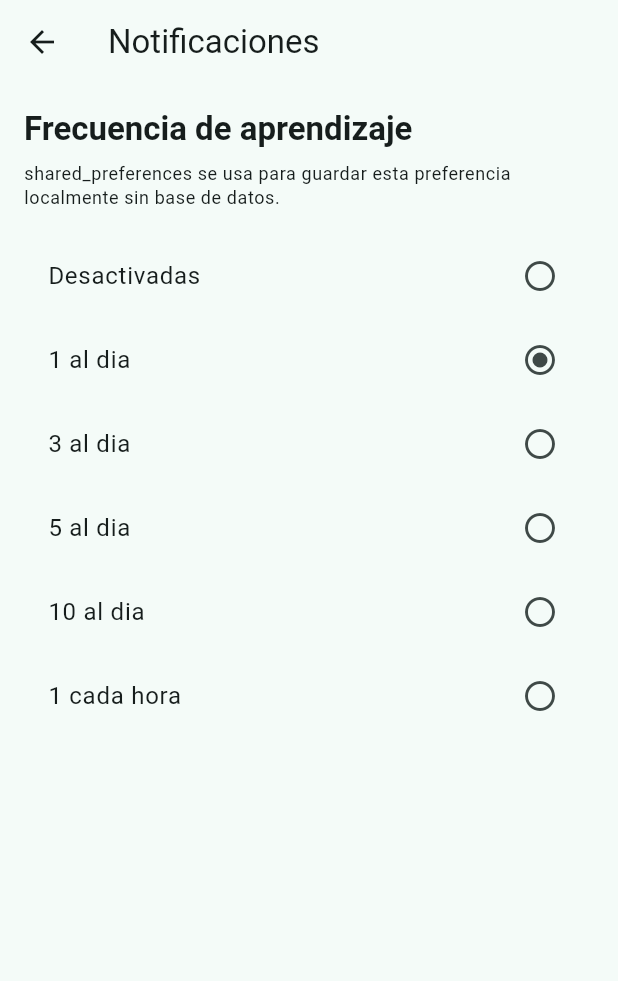
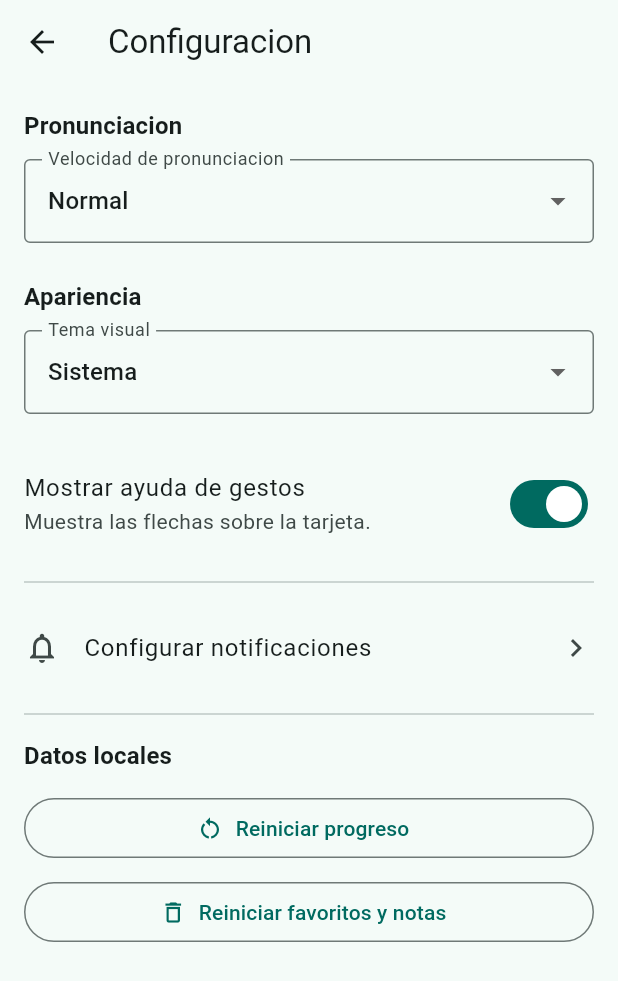
Before and after one commit to jematti/English_daily, a Flutter app: the QuickActionsGrid widget shown alone on an empty page, opened directly, after a tap on "Configuracion", on a phone screen of 412 x 824 dp. Shown: the top 981 px of the screen. Run offline on Flutter 3.47's test engine with Material 3 defaults, Android fonts, the light colour scheme and no system bars; our stand-ins replace flutter_local_notifications, flutter_tts, shared_preferences, timezone; accounts and stored records are empty.

Commit message:
Fase 15: agregar configuracion general

```diff
--- /dev/null
+++ b/lib/domain/models/app_settings_model.dart
@@ -0,0 +1,81 @@
+enum PronunciationSpeed {
+  slow,
+  normal,
+  fast;
+
+  double get speechRate {
+    return switch (this) {
+      PronunciationSpeed.slow => 0.32,
+      PronunciationSpeed.normal => 0.45,
+      PronunciationSpeed.fast => 0.58,
+    };
+  }
+}
+
+enum AppThemePreference { light, dark, system }
+
+class AppSettingsModel {
+  const AppSettingsModel({
+    required this.pronunciationSpeed,
+    required this.themePreference,
+    required this.showSwipeHints,
+  });
+
+  static const AppSettingsModel initial = AppSettingsModel(
+    pronunciationSpeed: PronunciationSpeed.normal,
+    themePreference: AppThemePreference.system,
+    showSwipeHints: true,
+  );
+
+  final PronunciationSpeed pronunciationSpeed;
+  final AppThemePreference themePreference;
+  final bool showSwipeHints;
+
+  AppSettingsModel copyWith({
+    PronunciationSpeed? pronunciationSpeed,
+    AppThemePreference? themePreference,
+    bool? showSwipeHints,
+  }) {
+    return AppSettingsModel(
+      pronunciationSpeed: pronunciationSpeed ?? this.pronunciationSpeed,
+      themePreference: themePreference ?? this.themePreference,
+      showSwipeHints: showSwipeHints ?? this.showSwipeHints,
+    );
+  }
+
+  factory AppSettingsModel.fromJson(Map<String, dynamic> json) {
+    return AppSettingsModel(
+      pronunciationSpeed: PronunciationSpeed.values.firstWhere(
+        (value) => value.name == json['pronunciationSpeed'],
+        orElse: () => PronunciationSpeed.normal,
+      ),
+      themePreference: AppThemePreference.values.firstWhere(
+        (value) => value.name == json['themePreference'],
+        orElse: () => AppThemePreference.system,
+      ),
+      showSwipeHints: json['showSwipeHints'] as bool? ?? true,
+    );
+  }
+
+  Map<String, dynamic> toJson() {
+    return {
+      'pronunciationSpeed': pronunciationSpeed.name,
+      'themePreference': themePreference.name,
+      'showSwipeHints': showSwipeHints,
+    };
+  }
+
+  @override
+  bool operator ==(Object other) {
+    return identical(this, other) ||
+        other is AppSettingsModel &&
+            other.pronunciationSpeed == pronunciationSpeed &&
+            other.themePreference == themePreference &&
+            other.showSwipeHints == showSwipeHints;
+  }
+
+  @override
+  int get hashCode {
+    return Object.hash(pronunciationSpeed, themePreference, showSwipeHints);
+  }
+}
--- a/lib/features/dashboard/widgets/quick_actions_grid.dart
+++ b/lib/features/dashboard/widgets/quick_actions_grid.dart
@@ -1,7 +1,7 @@
 import 'package:english_drops_daily/features/progress/screens/review_screen.dart';
 import 'package:english_drops_daily/features/exercises/screens/exercises_screen.dart';
 import 'package:english_drops_daily/features/favorites/screens/favorites_screen.dart';
-import 'package:english_drops_daily/features/settings/screens/notification_settings_screen.dart';
+import 'package:english_drops_daily/features/settings/screens/app_settings_screen.dart';
 import 'package:flutter/material.dart';
 
 class QuickActionsGrid extends StatelessWidget {
@@ -69,7 +69,7 @@ class QuickActionsGrid extends StatelessWidget {
                     if (action.label == 'Configuracion') {
                       Navigator.of(context).push(
                         MaterialPageRoute<void>(
-                          builder: (_) => const NotificationSettingsScreen(),
+                          builder: (_) => const AppSettingsScreen(),
                         ),
                       );
                       return;
--- /dev/null
+++ b/lib/features/settings/screens/app_settings_screen.dart
@@ -0,0 +1,260 @@
+import 'package:english_drops_daily/domain/models/app_settings_model.dart';
+import 'package:english_drops_daily/features/settings/screens/notification_settings_screen.dart';
+import 'package:english_drops_daily/services/storage/app_settings_storage_service.dart';
+import 'package:english_drops_daily/services/storage/favorites_storage_service.dart';
+import 'package:flutter/material.dart';
+
+class AppSettingsScreen extends StatefulWidget {
+  const AppSettingsScreen({super.key});
+
+  @override
+  State<AppSettingsScreen> createState() => _AppSettingsScreenState();
+}
+
+class _AppSettingsScreenState extends State<AppSettingsScreen> {
+  final AppSettingsStorageService _settingsStorage =
+      const AppSettingsStorageService();
+  final FavoritesStorageService _favoritesStorage =
+      const FavoritesStorageService();
+
+  AppSettingsModel? _settings;
+  bool _isSaving = false;
+
+  @override
+  void initState() {
+    super.initState();
+    _loadSettings();
+  }
+
+  Future<void> _loadSettings() async {
+    final settings = await _settingsStorage.loadSettings();
+    if (!mounted) {
+      return;
+    }
+    setState(() => _settings = settings);
+  }
+
+  @override
+  Widget build(BuildContext context) {
+    final settings = _settings;
+
+    return Scaffold(
+      appBar: AppBar(title: const Text('Configuracion')),
+      body: settings == null
+          ? const Center(child: CircularProgressIndicator())
+          : ListView(
+              padding: const EdgeInsets.all(16),
+              children: [
+                _SettingsSection(
+                  title: 'Pronunciacion',
+                  child: DropdownButtonFormField<PronunciationSpeed>(
+                    initialValue: settings.pronunciationSpeed,
+                    decoration: const InputDecoration(
+                      labelText: 'Velocidad de pronunciacion',
+                      border: OutlineInputBorder(),
+                    ),
+                    items: PronunciationSpeed.values.map((speed) {
+                      return DropdownMenuItem(
+                        value: speed,
+                        child: Text(_speedLabel(speed)),
+                      );
+                    }).toList(),
+                    onChanged: _isSaving
+                        ? null
+                        : (speed) {
+                            if (speed != null) {
+                              _save(
+                                settings.copyWith(pronunciationSpeed: speed),
+                              );
+                            }
+                          },
+                  ),
+                ),
+                _SettingsSection(
+                  title: 'Apariencia',
+                  child: DropdownButtonFormField<AppThemePreference>(
+                    initialValue: settings.themePreference,
+                    decoration: const InputDecoration(
+                      labelText: 'Tema visual',
+                      border: OutlineInputBorder(),
+                    ),
+                    items: AppThemePreference.values.map((theme) {
+                      return DropdownMenuItem(
+                        value: theme,
+                        child: Text(_themeLabel(theme)),
+                      );
+                    }).toList(),
+                    onChanged: _isSaving
+                        ? null
+                        : (theme) {
+                            if (theme != null) {
+                              _save(settings.copyWith(themePreference: theme));
+                            }
+                          },
+                  ),
+                ),
+                SwitchListTile(
+                  contentPadding: EdgeInsets.zero,
+                  title: const Text('Mostrar ayuda de gestos'),
+                  subtitle: const Text('Muestra las flechas sobre la tarjeta.'),
+                  value: settings.showSwipeHints,
+                  onChanged: _isSaving
+                      ? null
+                      : (value) {
+                          _save(settings.copyWith(showSwipeHints: value));
+                        },
+                ),
+                const Divider(height: 32),
+                ListTile(
+                  contentPadding: EdgeInsets.zero,
+                  leading: const Icon(Icons.notifications_outlined),
+                  title: const Text('Configurar notificaciones'),
+                  trailing: const Icon(Icons.chevron_right),
+                  onTap: () {
+                    Navigator.of(context).push(
+                      MaterialPageRoute<void>(
+                        builder: (_) => const NotificationSettingsScreen(),
+                      ),
+                    );
+                  },
+                ),
+                const Divider(height: 32),
+                Text(
+                  'Datos locales',
+                  style: Theme.of(context).textTheme.titleMedium?.copyWith(
+                    fontWeight: FontWeight.bold,
+                  ),
+                ),
+                const SizedBox(height: 12),
+                OutlinedButton.icon(
+                  onPressed: _isSaving ? null : _confirmResetProgress,
+                  icon: const Icon(Icons.restart_alt),
+                  label: const Text('Reiniciar progreso'),
+                ),
+                const SizedBox(height: 8),
+                OutlinedButton.icon(
+                  onPressed: _isSaving ? null : _confirmResetFavorites,
+                  icon: const Icon(Icons.delete_outline),
+                  label: const Text('Reiniciar favoritos y notas'),
+                ),
+              ],
+            ),
+    );
+  }
+
+  Future<void> _save(AppSettingsModel settings) async {
+    setState(() => _isSaving = true);
+    await _settingsStorage.saveSettings(settings);
+    if (!mounted) {
+      return;
+    }
+    setState(() {
+      _settings = settings;
+      _isSaving = false;
+    });
+    ScaffoldMessenger.of(
+      context,
+    ).showSnackBar(const SnackBar(content: Text('Configuracion guardada')));
+  }
+
+  Future<void> _confirmResetProgress() async {
+    final confirmed = await _confirm(
+      title: 'Reiniciar progreso',
+      message: 'Se eliminara el progreso de aprendizaje guardado localmente.',
+    );
+    if (!confirmed) {
+      return;
+    }
+    await _settingsStorage.resetProgress();
+    if (mounted) {
+      ScaffoldMessenger.of(
+        context,
+      ).showSnackBar(const SnackBar(content: Text('Progreso reiniciado')));
+    }
+  }
+
+  Future<void> _confirmResetFavorites() async {
+    final confirmed = await _confirm(
+      title: 'Reiniciar favoritos y notas',
+      message: 'Se eliminaran todos tus favoritos y notas personales.',
+    );
+    if (!confirmed) {
+      return;
+    }
+    await _favoritesStorage.clearAll();
+    if (mounted) {
+      ScaffoldMessenger.of(context).showSnackBar(
+        const SnackBar(content: Text('Favoritos y notas reiniciados')),
+      );
+    }
+  }
+
+  Future<bool> _confirm({
+    required String title,
+    required String message,
+  }) async {
+    return await showDialog<bool>(
+          context: context,
+          builder: (context) {
+            return AlertDialog(
+              title: Text(title),
+              content: Text(message),
+              actions: [
+                TextButton(
+                  onPressed: () => Navigator.of(context).pop(false),
+                  child: const Text('Cancelar'),
+                ),
+                FilledButton(
+                  onPressed: () => Navigator.of(context).pop(true),
+                  child: const Text('Confirmar'),
+                ),
+              ],
+            );
+          },
+        ) ??
+        false;
+  }
+
+  String _speedLabel(PronunciationSpeed speed) {
+    return switch (speed) {
+      PronunciationSpeed.slow => 'Lenta',
+      PronunciationSpeed.normal => 'Normal',
+      PronunciationSpeed.fast => 'Rapida',
+    };
+  }
+
+  String _themeLabel(AppThemePreference theme) {
+    return switch (theme) {
+      AppThemePreference.light => 'Claro',
+      AppThemePreference.dark => 'Oscuro',
+      AppThemePreference.system => 'Sistema',
+    };
+  }
+}
+
+class _SettingsSection extends StatelessWidget {
+  const _SettingsSection({required this.title, required this.child});
+
+  final String title;
+  final Widget child;
+
+  @override
+  Widget build(BuildContext context) {
+    return Padding(
+      padding: const EdgeInsets.only(bottom: 24),
+      child: Column(
+        crossAxisAlignment: CrossAxisAlignment.start,
+        children: [
+          Text(
+            title,
+            style: Theme.of(
+              context,
+            ).textTheme.titleMedium?.copyWith(fontWeight: FontWeight.bold),
+          ),
+          const SizedBox(height: 10),
+          child,
+        ],
+      ),
+    );
+  }
+}
--- /dev/null
+++ b/lib/services/storage/app_settings_storage_service.dart
@@ -0,0 +1,53 @@
+import 'dart:convert';
+
+import 'package:english_drops_daily/domain/models/app_settings_model.dart';
+import 'package:flutter/foundation.dart';
+import 'package:shared_preferences/shared_preferences.dart';
+
+class AppSettingsStorageService {
+  const AppSettingsStorageService();
+
+  static const String _appSettingsKey = 'app_settings';
+  static const List<String> _progressKeys = [
+    'user_progress',
+    'spaced_repetition_schedule',
+  ];
+
+  static final ValueNotifier<AppSettingsModel> settingsNotifier = ValueNotifier(
+    AppSettingsModel.initial,
+  );
+
+  Future<AppSettingsModel> loadSettings() async {
+    final preferences = await SharedPreferences.getInstance();
+    final rawSettings = preferences.getString(_appSettingsKey);
+
+    if (rawSettings == null) {
+      settingsNotifier.value = AppSettingsModel.initial;
+      return AppSettingsModel.initial;
+    }
+
+    try {
+      final settings = AppSettingsModel.fromJson(
+        jsonDecode(rawSettings) as Map<String, dynamic>,
+      );
+      settingsNotifier.value = settings;
+      return settings;
+    } on Object {
+      settingsNotifier.value = AppSettingsModel.initial;
+      return AppSettingsModel.initial;
+    }
+  }
+
+  Future<void> saveSettings(AppSettingsModel settings) async {
+    final preferences = await SharedPreferences.getInstance();
+    await preferences.setString(_appSettingsKey, jsonEncode(settings.toJson()));
+    settingsNotifier.value = settings;
+  }
+
+  Future<void> resetProgress() async {
+    final preferences = await SharedPreferences.getInstance();
+    for (final key in _progressKeys) {
+      await preferences.remove(key);
+    }
+  }
+}
--- a/lib/services/storage/favorites_storage_service.dart
+++ b/lib/services/storage/favorites_storage_service.dart
@@ -79,6 +79,12 @@ class FavoritesStorageService {
     return notes[lessonId];
   }
 
+  Future<void> clearAll() async {
+    final preferences = await SharedPreferences.getInstance();
+    await preferences.remove(_favoriteLessonIdsKey);
+    await preferences.remove(_notesKey);
+  }
+
   Future<Map<String, FavoriteNoteModel>> _getNoteModels() async {
     final preferences = await SharedPreferences.getInstance();
     final rawNotes = preferences.getString(_notesKey);
```
Also changed, not shown: lib/features/word_of_day/widgets/swipe_lesson_card.dart (+15 -5 lines), lib/main.dart (+20 -0 lines), lib/services/tts/tts_service.dart (+8 -5 lines), 1 other file.
